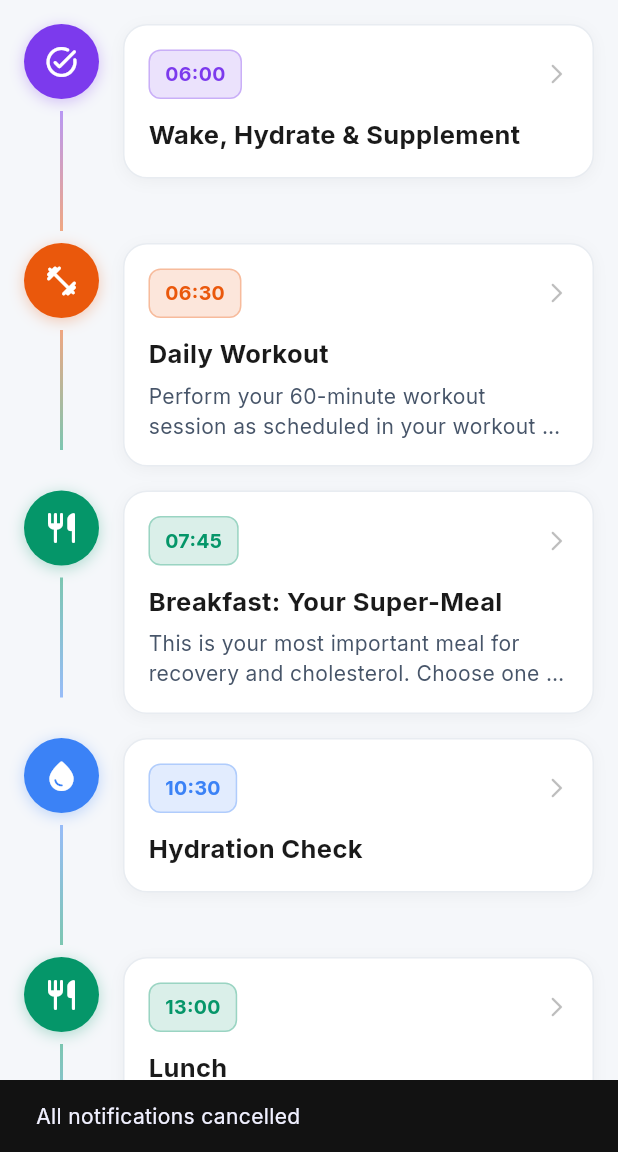
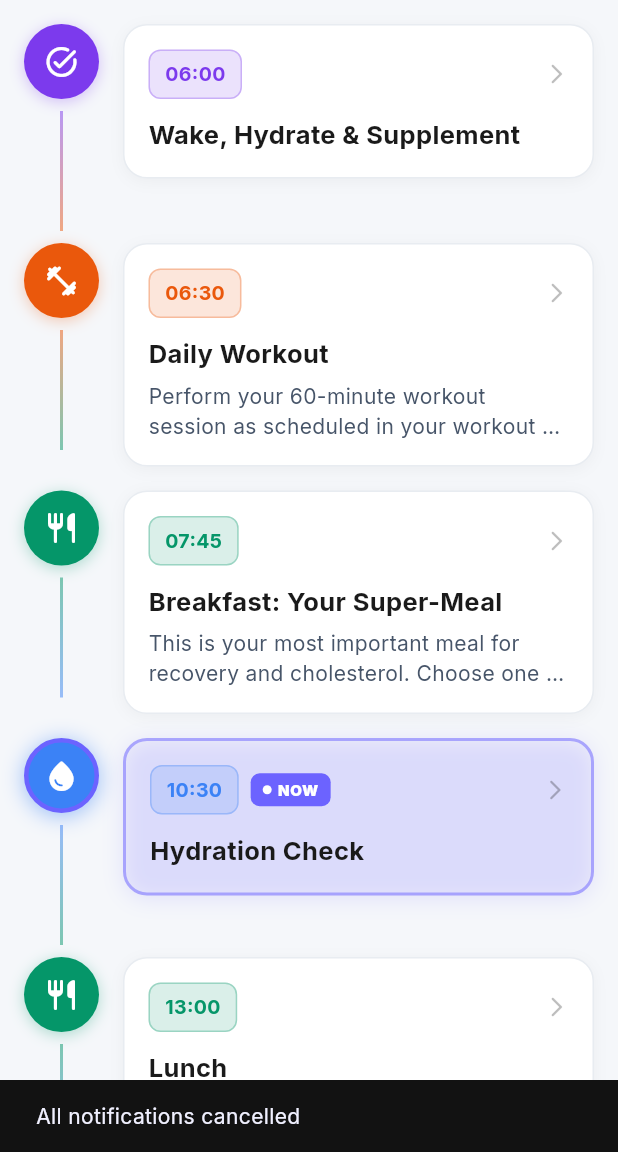
Before and after one commit to naru1790/VedaHealthAlly, a Flutter app: the DailyRoutineScreen screen opened directly, after a tap on the "notifications off" icon, on a phone screen of 412 x 824 dp, the part 84-1236 px from its top. Run offline on Flutter 3.47's test engine with Material 3 defaults, Android fonts, the phone set to English and light mode, and no system bars; our stand-ins replace animate_do, audioplayers, flutter_local_notifications, google_fonts, lottie, percent_indicator and 2 more; accounts and stored records are empty; network calls fail.

Commit message:
Feature: Auto-scroll to current event and add visual NOW indicator in daily routine

```diff
--- a/lib/screens/daily_routine_screen.dart
+++ b/lib/screens/daily_routine_screen.dart
@@ -255,11 +255,18 @@ class _DailyRoutineScreenState extends State<DailyRoutineScreen> {
   bool isLoading = true;
   final NotificationService _notificationService = NotificationService();
   List<TimelineEvent> todayEvents = [];
+  final ScrollController _scrollController = ScrollController();
 
   @override
   void initState() {
     super.initState();
     _loadData();
+  }
+
+  @override
+  void dispose() {
+    _scrollController.dispose();
+    super.dispose();
   }
 
   Future<void> _loadData() async {
@@ -290,12 +297,86 @@ class _DailyRoutineScreenState extends State<DailyRoutineScreen> {
       setState(() {
         isLoading = false;
       });
+
+      // Scroll to current/next event after a short delay to ensure list is rendered
+      WidgetsBinding.instance.addPostFrameCallback((_) {
+        _scrollToCurrentEvent();
+      });
     } catch (e) {
       debugPrint('Error loading daily routine data: $e');
       setState(() {
         isLoading = false;
       });
     }
+  }
+
+  int _findCurrentOrNextEventIndex() {
+    final now = DateTime.now();
+    final currentMinutes = now.hour * 60 + now.minute;
+
+    for (int i = 0; i < todayEvents.length; i++) {
+      final event = todayEvents[i];
+      final timeParts = event.startTime.split(':');
+      final eventMinutes = int.parse(timeParts[0]) * 60 + int.parse(timeParts[1]);
+
+      // If event is in the future, return it
+      if (eventMinutes > currentMinutes) {
+        return i;
+      }
+
+      // If event has an end time, check if we're currently in it
+      if (event.endTime != null) {
+        final endTimeParts = event.endTime!.split(':');
+        final endMinutes = int.parse(endTimeParts[0]) * 60 + int.parse(endTimeParts[1]);
+        if (currentMinutes >= eventMinutes && currentMinutes <= endMinutes) {
+          return i;
+        }
+      }
+    }
+
+    // If all events are in the past, return the last one
+    return todayEvents.length - 1;
+  }
+
+  bool _isEventCurrent(TimelineEvent event) {
+    final now = DateTime.now();
+    final currentMinutes = now.hour * 60 + now.minute;
+
+    final timeParts = event.startTime.split(':');
+    final eventMinutes = int.parse(timeParts[0]) * 60 + int.parse(timeParts[1]);
+
+    // Check if we're within 15 minutes before or after the event start time
+    if ((currentMinutes >= eventMinutes - 15) && (currentMinutes <= eventMinutes + 15)) {
+      return true;
+    }
+
+    // If event has an end time, check if we're currently in it
+    if (event.endTime != null) {
+      final endTimeParts = event.endTime!.split(':');
+      final endMinutes = int.parse(endTimeParts[0]) * 60 + int.parse(endTimeParts[1]);
+      if (currentMinutes >= eventMinutes && currentMinutes <= endMinutes) {
+        return true;
+      }
+    }
+
+    return false;
+  }
+
+  void _scrollToCurrentEvent() {
+    if (todayEvents.isEmpty || !_scrollController.hasClients) return;
+
+    final currentIndex = _findCurrentOrNextEventIndex();
+
+    // Each item height is approximately 150 pixels (card + timeline)
+    final double itemHeight = 150.0;
+    final double targetPosition = currentIndex * itemHeight;
+
+    // Scroll with animation
+    _scrollController.animateTo(
+      targetPosition,
+      duration: const Duration(milliseconds: 800),
+      curve: Curves.easeInOut,
+    );
   }
 
   Future<void> _scheduleAllNotifications() async {
@@ -886,11 +967,13 @@ class _DailyRoutineScreenState extends State<DailyRoutineScreen> {
         ],
       ),
       body: ListView.builder(
+        controller: _scrollController,
         padding: const EdgeInsets.all(16),
         itemCount: todayEvents.length,
         itemBuilder: (context, index) {
           final event = todayEvents[index];
           final isLast = index == todayEvents.length - 1;
+          final isCurrent = _isEventCurrent(event);
 
           return FadeInUp(
             duration: Duration(milliseconds: 400 + (index * 50)),
@@ -909,10 +992,14 @@ class _DailyRoutineScreenState extends State<DailyRoutineScreen> {
                         decoration: BoxDecoration(
                           color: _getEventColor(event.eventType),
                           shape: BoxShape.circle,
+                          border: isCurrent ? Border.all(
+                            color: AppColors.primaryLight,
+                            width: 3,
+                          ) : null,
                           boxShadow: [
                             BoxShadow(
-                              color: _getEventColor(event.eventType).withOpacity(0.3),
-                              blurRadius: 8,
+                              color: _getEventColor(event.eventType).withOpacity(isCurrent ? 0.5 : 0.3),
+                              blurRadius: isCurrent ? 12 : 8,
                               offset: const Offset(0, 2),
                             ),
                           ],
@@ -949,18 +1036,24 @@ class _DailyRoutineScreenState extends State<DailyRoutineScreen> {
                       margin: EdgeInsets.only(bottom: isLast ? 0 : 16),
                       padding: const EdgeInsets.all(16),
                       decoration: BoxDecoration(
-                        color: isDark ? const Color(0xFF1E1E1E) : Colors.white,
+                        color: isCurrent
+                            ? AppColors.primaryLight.withOpacity(0.05)
+                            : (isDark ? const Color(0xFF1E1E1E) : Colors.white),
                         borderRadius: BorderRadius.circular(16),
                         border: Border.all(
-                          color: isDark
-                              ? _getEventColor(event.eventType).withOpacity(0.3)
-                              : const Color(0xFFE8ECF1),
-                          width: 1,
+                          color: isCurrent
+                              ? AppColors.primaryLight.withOpacity(0.5)
+                              : (isDark
+                                  ? _getEventColor(event.eventType).withOpacity(0.3)
+                                  : const Color(0xFFE8ECF1)),
+                          width: isCurrent ? 2 : 1,
                         ),
                         boxShadow: [
                           BoxShadow(
-                            color: Colors.black.withOpacity(0.04),
-                            blurRadius: 8,
+                            color: isCurrent
+                                ? AppColors.primaryLight.withOpacity(0.15)
+                                : Colors.black.withOpacity(0.04),
+                            blurRadius: isCurrent ? 12 : 8,
                             offset: const Offset(0, 2),
                           ),
                         ],
@@ -992,6 +1085,42 @@ class _DailyRoutineScreenState extends State<DailyRoutineScreen> {
                                   ),
                                 ),
                               ),
+                              if (isCurrent) ...[
+                                const SizedBox(width: 8),
+                                Container(
+                                  padding: const EdgeInsets.symmetric(
+                                    horizontal: 8,
+                                    vertical: 4,
+                                  ),
+                                  decoration: BoxDecoration(
+                                    color: AppColors.primaryLight,
+                                    borderRadius: BorderRadius.circular(6),
+                                  ),
+                                  child: Row(
+                                    mainAxisSize: MainAxisSize.min,
+                                    children: [
+                                      Container(
+                                        width: 6,
+                                        height: 6,
+                                        decoration: BoxDecoration(
+                                          color: Colors.white,
+                                          shape: BoxShape.circle,
+                                        ),
+                                      ),
+                                      const SizedBox(width: 4),
+                                      const Text(
+                                        'NOW',
+                                        style: TextStyle(
+                                          fontSize: 10,
+                                          fontWeight: FontWeight.w900,
+                                          color: Colors.white,
+                                          letterSpacing: 0.5,
+                                        ),
+                                      ),
+                                    ],
+                                  ),
+                                ),
+                              ],
                               const Spacer(),
                               Icon(
                                 Icons.arrow_forward_ios_rounded,
```
